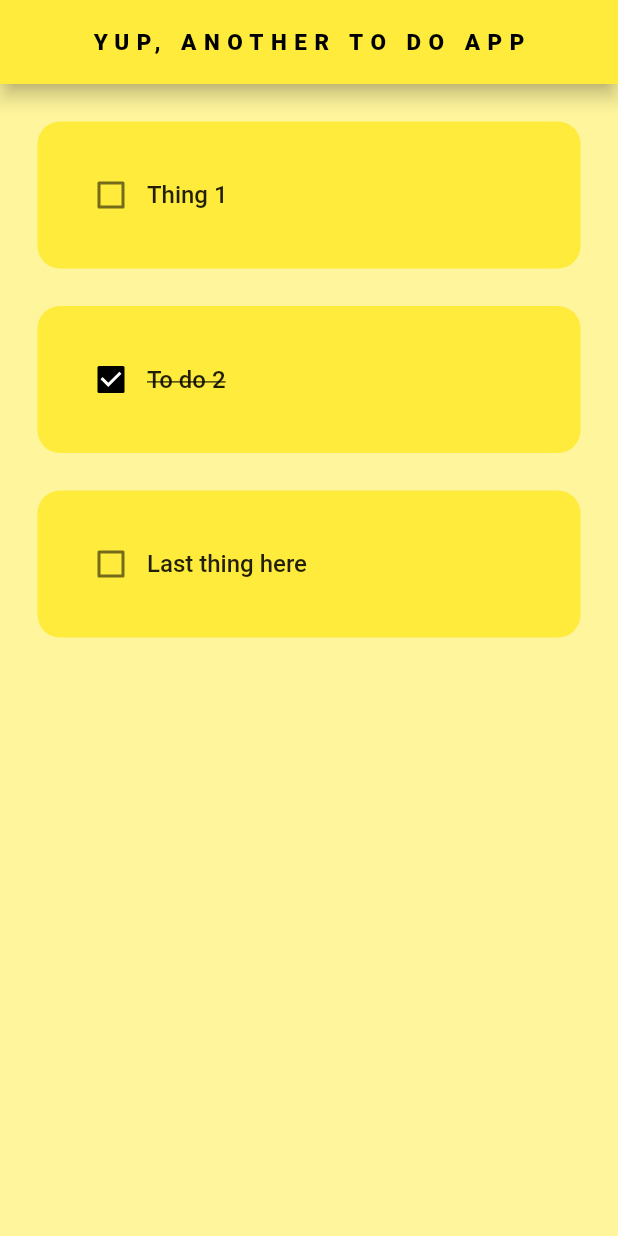
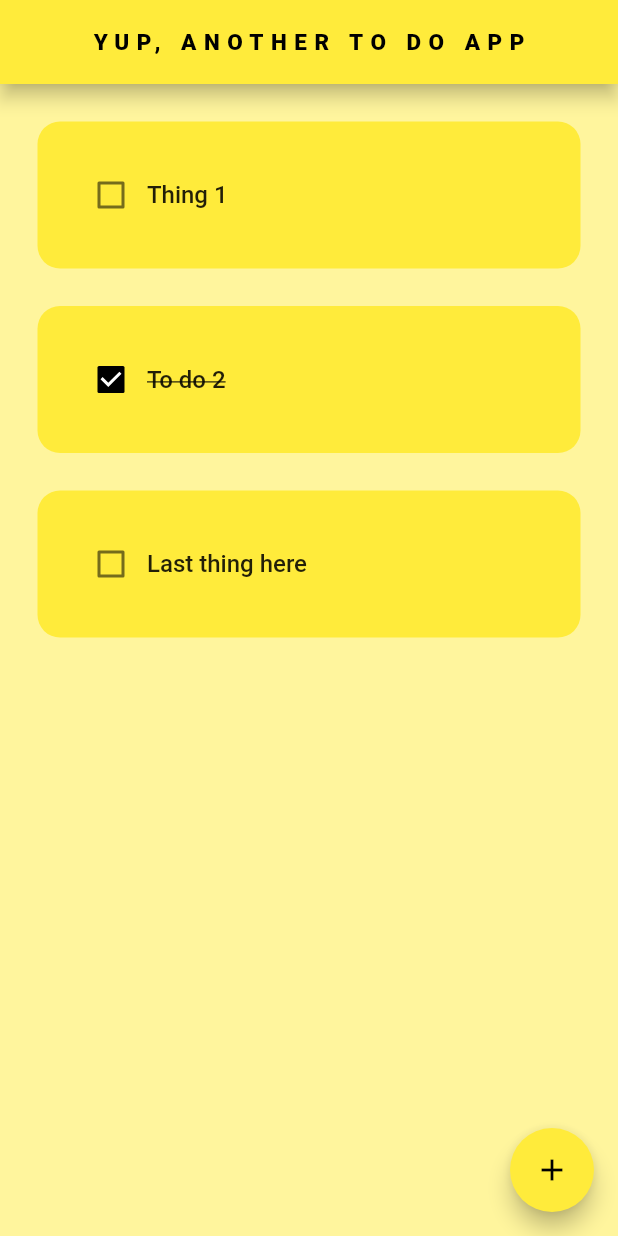
Before and after one commit to itsMike05/To-Do-Flutter, a Flutter app: the screen it shows after launch, on a phone screen of 412 x 824 dp. Run offline on Flutter 3.47's test engine with Material 2 defaults, Android fonts, the phone set to English and light mode, and no system bars.

```diff
--- a/lib/pages/homepage.dart
+++ b/lib/pages/homepage.dart
@@ -24,6 +24,9 @@ class _HomepageState extends State<Homepage> {
     });
   }
 
+  // Create a new todo tile
+  void createNewItem() {}
+
   @override
   Widget build(BuildContext context) {
     return Scaffold(
@@ -38,6 +41,10 @@ class _HomepageState extends State<Homepage> {
           ),
         ),
       ),
+      floatingActionButton: FloatingActionButton(
+        onPressed: createNewItem,
+        child: const Icon(Icons.add),
+      ),
       body: ListView.builder(
         itemCount: toDoList.length,
         itemBuilder: (context, index) {
```
Also changed, not shown: lib/util/new_item_dialog.dart (added).
